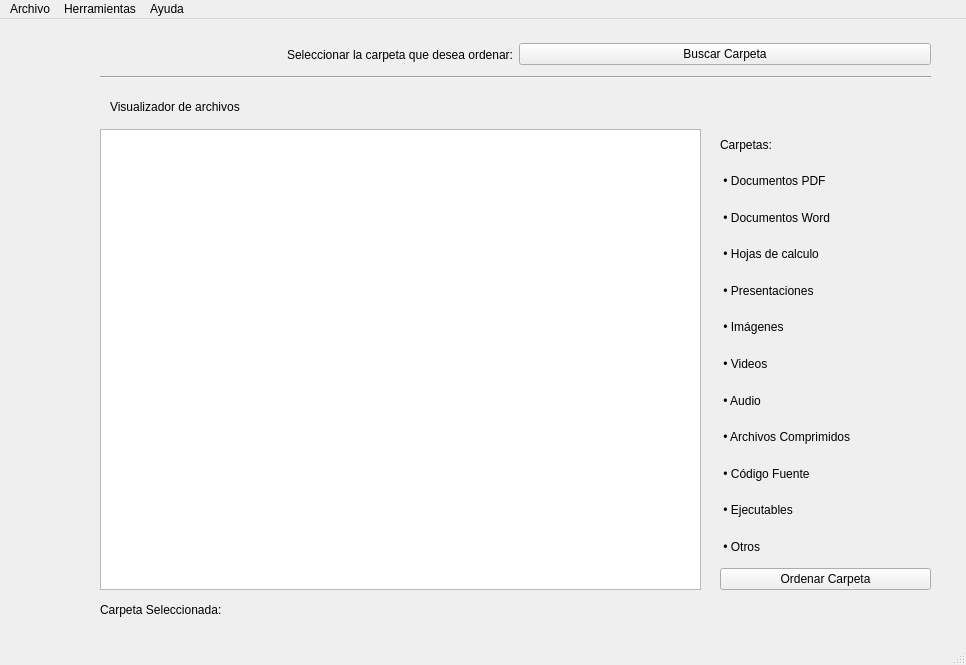
Qt form GUIOdA.ui (CusmaiGonzalo/OrganizadorDeArchivos) before a commit.
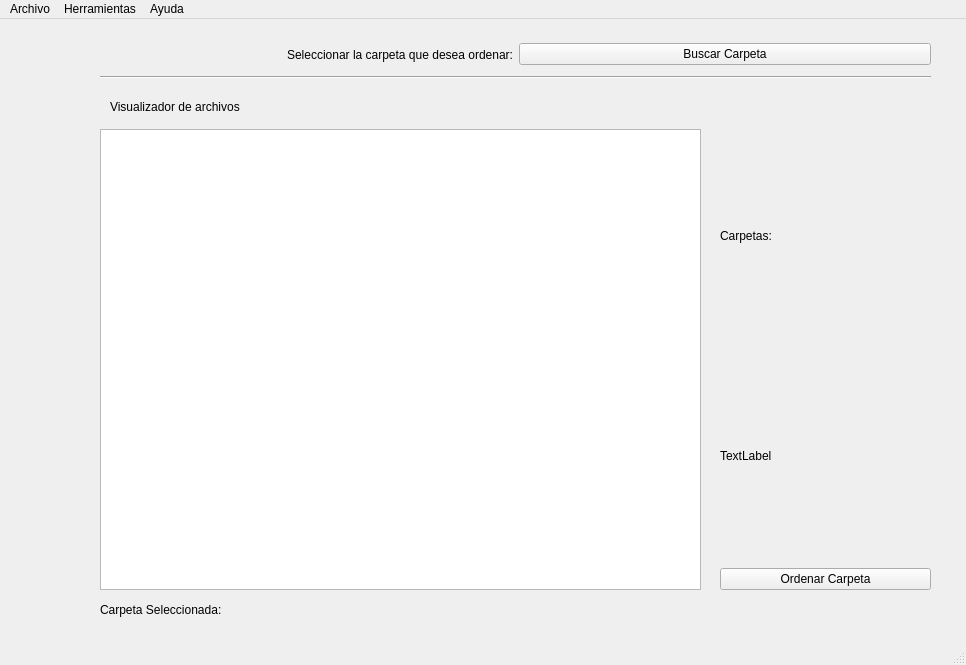
The same form after that commit.

Commit message: BBDD y ejecutable

Patch:
```diff
--- a/GUIOdA.ui
+++ b/GUIOdA.ui
@@ -89,77 +89,7 @@
      <item>
       <widget class="QLabel" name="label_2">
        <property name="text">
-        <string> • Documentos PDF </string>
-       </property>
-      </widget>
-     </item>
-     <item>
-      <widget class="QLabel" name="label_4">
-       <property name="text">
-        <string> • Documentos Word</string>
-       </property>
-      </widget>
-     </item>
-     <item>
-      <widget class="QLabel" name="label_5">
-       <property name="text">
-        <string> • Hojas de calculo</string>
-       </property>
-      </widget>
-     </item>
-     <item>
-      <widget class="QLabel" name="label_6">
-       <property name="text">
-        <string> • Presentaciones</string>
-       </property>
-      </widget>
-     </item>
-     <item>
-      <widget class="QLabel" name="label_7">
-       <property name="text">
-        <string> • Imágenes</string>
-       </property>
-      </widget>
-     </item>
-     <item>
-      <widget class="QLabel" name="label_8">
-       <property name="text">
-        <string> • Videos</string>
-       </property>
-      </widget>
-     </item>
-     <item>
-      <widget class="QLabel" name="label_11">
-       <property name="text">
-        <string> • Audio</string>
-       </property>
-      </widget>
-     </item>
-     <item>
-      <widget class="QLabel" name="label_12">
-       <property name="text">
-        <string> • Archivos Comprimidos</string>
-       </property>
-      </widget>
-     </item>
-     <item>
-      <widget class="QLabel" name="label_13">
-       <property name="text">
-        <string> • Código Fuente</string>
-       </property>
-      </widget>
-     </item>
-     <item>
-      <widget class="QLabel" name="label_10">
-       <property name="text">
-        <string> • Ejecutables</string>
-       </property>
-      </widget>
-     </item>
-     <item>
-      <widget class="QLabel" name="label_9">
-       <property name="text">
-        <string> • Otros</string>
+        <string>TextLabel</string>
        </property>
       </widget>
      </item>
```
Left out of the diff: 21 changed lines with no effect on the pictures. The commit also changes 25 other files.
